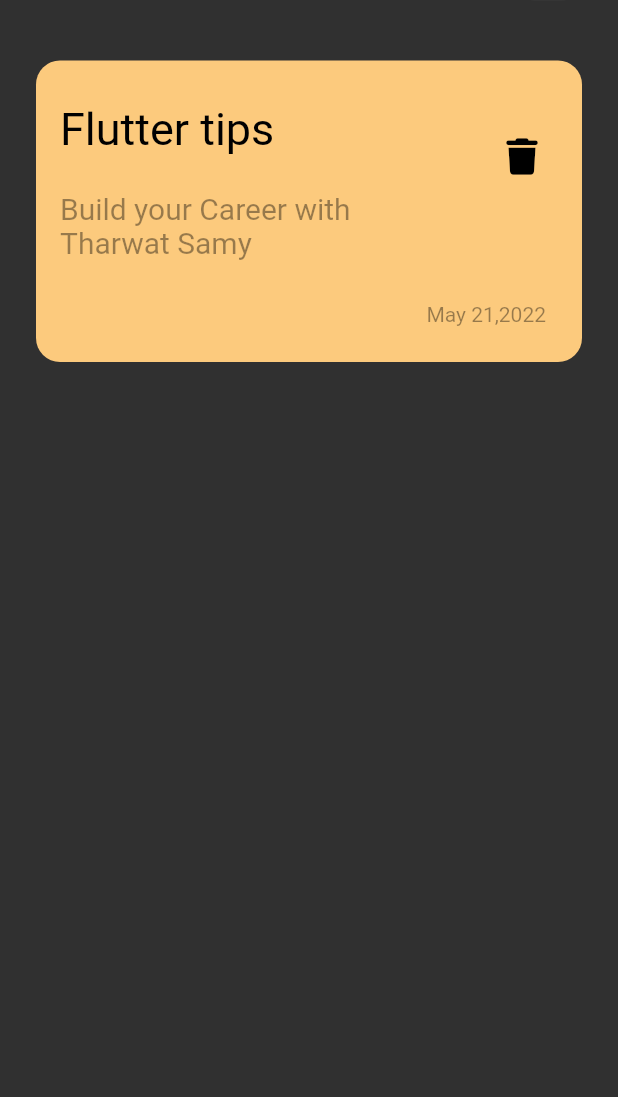
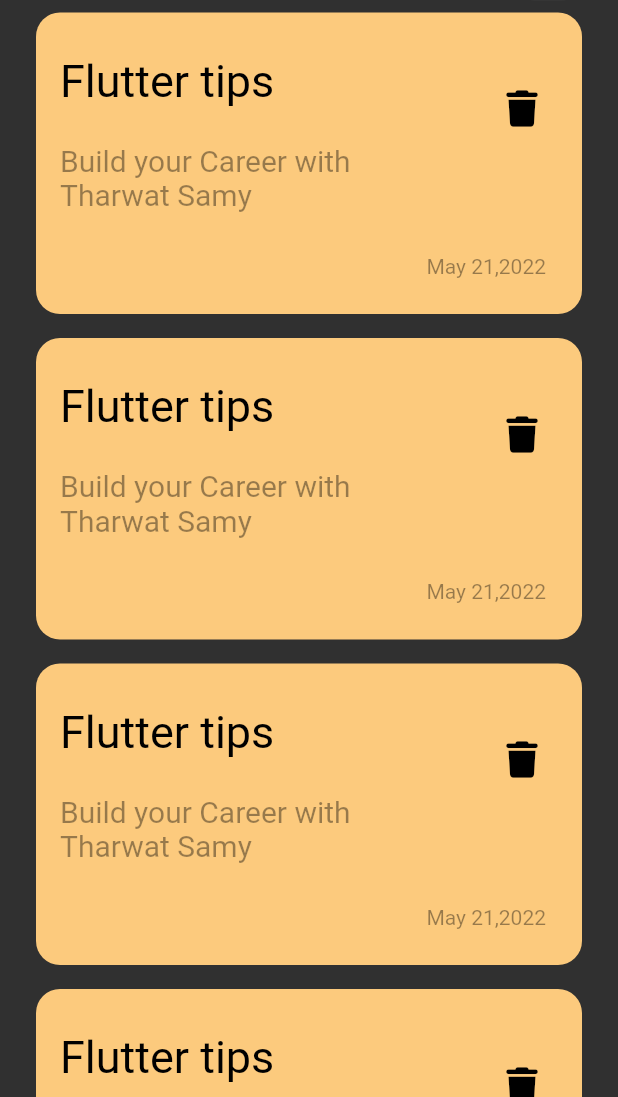
Before and after one commit to AlshaimaaAbdElnaeem/NotesApp, a Flutter app: the screen it shows after launch, on a phone screen of 412 x 824 dp, the part 139-1236 px from its top. Run offline on Flutter 3.47's test engine with Material 2 defaults, Android fonts, the phone set to English and light mode, and no system bars; our stand-ins replace font_awesome_flutter; Roboto replaces fonts that are missing (Poppins).

Commit message:
create Notes List View

```diff
--- a/lib/views/notes_view.dart
+++ b/lib/views/notes_view.dart
@@ -1,5 +1,5 @@
 import 'package:flutter/material.dart';
-import 'package:note_app/views/widgets/notes_view_body.dart';
+import 'package:note_app/widgets/notes_view_body.dart';
 
 class NotesView extends StatelessWidget {
   const NotesView({super.key});
--- a/lib/views/widgets/custom_app_bar.dart
+++ b/lib/widgets/custom_app_bar.dart
@@ -1,5 +1,5 @@
 import 'package:flutter/material.dart';
-import 'package:note_app/views/widgets/custom_search_icon.dart';
+import 'package:note_app/widgets/custom_search_icon.dart';
 
 class CustomAppBar extends StatelessWidget {
   const CustomAppBar({super.key});
@@ -7,8 +7,8 @@ class CustomAppBar extends StatelessWidget {
   @override
   Widget build(BuildContext context) {
     return const Padding(
-      padding: EdgeInsets.symmetric(vertical: 40),
-      child: Row(
+      padding:  EdgeInsets.only(top:40.0),
+      child:  Row(
           mainAxisAlignment: MainAxisAlignment.spaceBetween,
           children: [
              Text(
--- a/lib/views/widgets/custom_note_item.dart
+++ b/lib/widgets/custom_note_item.dart
@@ -6,17 +6,17 @@ class CustomNoteItem extends StatelessWidget {
 
   @override
   Widget build(BuildContext context) {
-    return Container(
-      padding: EdgeInsets.only(top: 24,bottom: 24),
+    return  Container(
+      padding: const EdgeInsets.only(top: 24,bottom: 24,),
       decoration: BoxDecoration(
-        color: Color(0xffFCCA7D),
+        color:const  Color(0xffFCCA7D),
         borderRadius: BorderRadius.circular(16),
       ),
       child: Column(
         crossAxisAlignment: CrossAxisAlignment.end,
         children: [
           ListTile(
-            title: Text(
+            title:const Text(
               'Flutter tips',
               style: TextStyle(
                 color: Colors.black,
@@ -32,7 +32,7 @@ class CustomNoteItem extends StatelessWidget {
 
               ),
             ),
-            trailing: IconButton( onPressed: (){} ,icon: Icon(FontAwesomeIcons.trash, color: Colors.black,)),
+            trailing: IconButton( onPressed: (){} ,icon:const Icon(FontAwesomeIcons.trash, color: Colors.black,)),
           ),
           Padding(
             padding: const EdgeInsets.only(right:24.0 , top: 24,),
--- /dev/null
+++ b/lib/widgets/notes_list_view.dart
@@ -0,0 +1,16 @@
+import 'package:flutter/material.dart';
+import 'package:note_app/widgets/custom_note_item.dart';
+
+class NotesListView extends StatelessWidget {
+  const NotesListView({super.key});
+
+  @override
+  Widget build(BuildContext context) {
+    return ListView.builder(itemBuilder: (context ,index ){
+      return const Padding(
+        padding: EdgeInsets.symmetric(vertical: 8),
+        child: CustomNoteItem(),
+      );
+    });
+  }
+}
--- a/lib/views/widgets/notes_view_body.dart
+++ b/lib/widgets/notes_view_body.dart
@@ -1,6 +1,6 @@
 import 'package:flutter/material.dart';
-import 'package:note_app/views/widgets/custom_app_bar.dart';
-import 'package:note_app/views/widgets/custom_note_item.dart';
+import 'package:note_app/widgets/custom_app_bar.dart';
+import 'package:note_app/widgets/notes_list_view.dart';
 
 class NotesViewBody extends StatelessWidget {
   const NotesViewBody({super.key});
@@ -12,7 +12,7 @@ class NotesViewBody extends StatelessWidget {
       child:  Column(
         children: [
           CustomAppBar(),
-          CustomNoteItem(),
+       Expanded(child: NotesListView()),
         ],
       ),
     );
```
Also changed, not shown: lib/widgets/custom_search_icon.dart (renamed from lib/views/widgets/custom_search_icon.dart).
